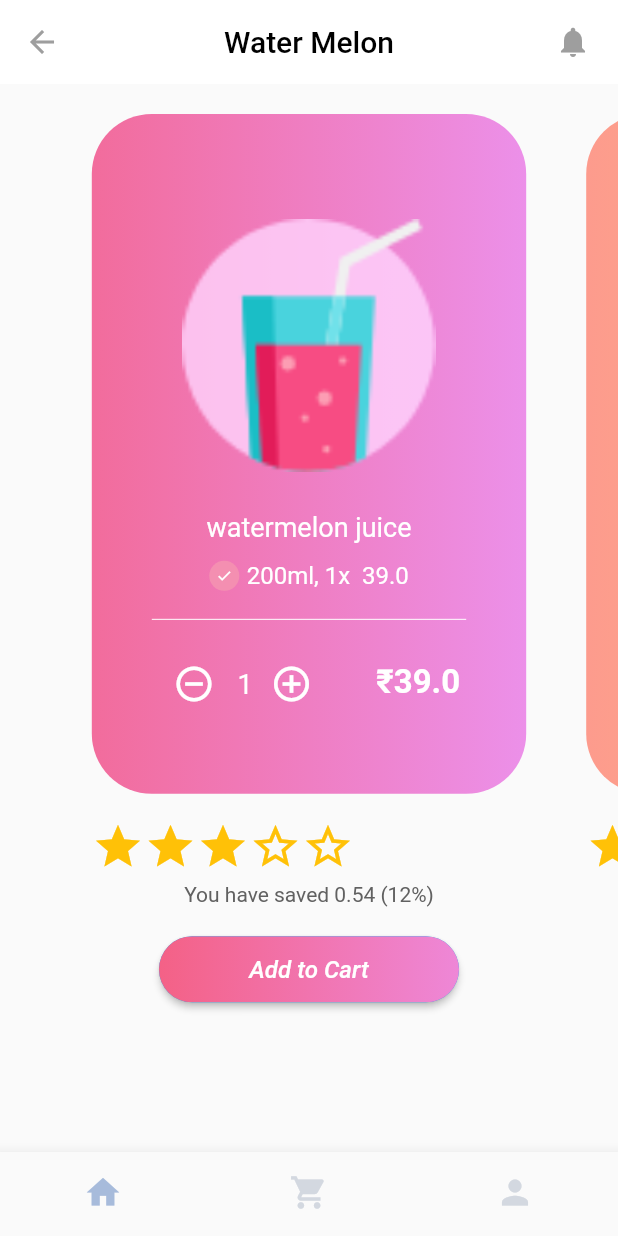
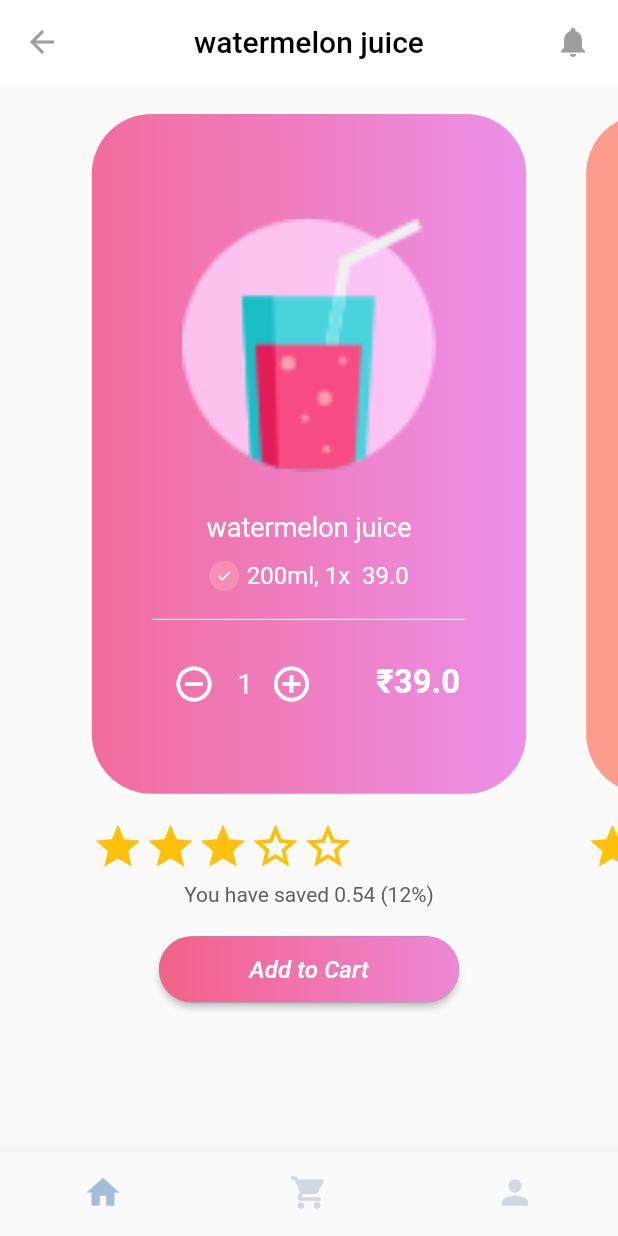
Before and after one commit to irisktaker/restaurant_app, a Flutter app: the HomePage screen opened directly, after a tap on "watermelon juice", on a phone screen of 412 x 824 dp. Run offline on Flutter 3.47's test engine with Material 2 defaults, Android fonts, the phone set to English and light mode, and no system bars; drawn by our look-alikes of getwidget.

Commit message:
restaurant_app

```diff
--- a/lib/models/widgets/build_products_list.dart
+++ b/lib/models/widgets/build_products_list.dart
@@ -3,7 +3,7 @@ import 'package:restaurant/models/home_screen_data/home_screen_data.dart';
 import 'package:restaurant/models/home_screen_data/smoothies_list.dart';
 import 'package:restaurant/screens/products_details_screen.dart';
 
-Column buildProductsList(ProductModel content, BuildContext context) {
+Column buildProductsList(ProductModel content, BuildContext context, int index) {
   return Column(
     children: [
       Row(
--- a/lib/screens/home_slide_screen.dart
+++ b/lib/screens/home_slide_screen.dart
@@ -44,7 +44,7 @@ class HomePage extends StatelessWidget {
               shrinkWrap: true,
               itemCount: smoothiesList.length,
               itemBuilder: (context, index) =>
-                  buildProductsList(smoothiesList[index], context),
+                  buildProductsList(smoothiesList[index], context, index),
             ),
           ],
         ),
--- a/lib/screens/products_details_screen.dart
+++ b/lib/screens/products_details_screen.dart
@@ -3,6 +3,7 @@
 import 'package:flutter/material.dart';
 import 'package:restaurant/models/home_screen_data/home_screen_data.dart';
 import 'package:restaurant/models/home_screen_data/selected_index_screen.dart';
+import 'package:restaurant/screens/my_cart_screen.dart';
 import 'package:restaurant/shared/bottom_nav_bar.dart';
 
 import 'package:getwidget/getwidget.dart';
@@ -12,9 +13,11 @@ class ProductsDetailsScreen extends StatefulWidget {
   ProductModel products;
   List<ProductModel> allProducts;
 
-  ProductsDetailsScreen(
-      {Key? key, required this.products, required this.allProducts})
-      : super(key: key);
+  ProductsDetailsScreen({
+    Key? key,
+    required this.products,
+    required this.allProducts,
+  }) : super(key: key);
 
   @override
   State<ProductsDetailsScreen> createState() => _ProductsDetailsScreenState();
@@ -27,32 +30,7 @@ class _ProductsDetailsScreenState extends State<ProductsDetailsScreen> {
   Widget build(BuildContext context) {
     Size size = MediaQuery.of(context).size;
     return Scaffold(
-      appBar: AppBar(
-        leading: IconButton(
-          icon: const Icon(
-            Icons.arrow_back_outlined,
-            color: Colors.grey,
-          ),
-          onPressed: () => Navigator.pop(context),
-        ),
-        title: const Text(
-          'Water Melon',
-          style: TextStyle(color: Colors.black),
-        ),
-        centerTitle: true,
-        elevation: 0,
-        backgroundColor: Colors.white,
-        actions: [
-          IconButton(
-            onPressed: () {},
-            icon: const Icon(
-              Icons.notifications,
-              color: Colors.grey,
-            ),
-          ),
-          const SizedBox(width: 6),
-        ],
-      ),
+      appBar: productDetailsAppBar(context, selectedIndex),
       body: _buildCarousel(context, selectedIndex, size),
       bottomNavigationBar: bottomNavBar(
         onTap: (index) => setState(() => selectedIndex = index),
@@ -68,6 +46,41 @@ class _ProductsDetailsScreenState extends State<ProductsDetailsScreen> {
       itemBuilder: (BuildContext context, int itemIndex) {
         return _boxCard(context, carouselIndex, itemIndex, size);
       },
+    );
+  }
+
+  AppBar productDetailsAppBar(BuildContext context, int itemIndex) {
+    return AppBar(
+      leading: IconButton(
+        icon: const Icon(
+          Icons.arrow_back_outlined,
+          color: Colors.grey,
+        ),
+        onPressed: () {
+          // widget.allProducts[itemIndex].productCount >= 1
+          //     ? widget.allProducts[itemIndex].productCount = 1
+          //     : widget.allProducts[itemIndex].productCount;
+
+          Navigator.pop(context);
+        },
+      ),
+      title: Text(
+        widget.products.productName,
+        style: const TextStyle(color: Colors.black),
+      ),
+      centerTitle: true,
+      elevation: 0,
+      backgroundColor: Colors.white,
+      actions: [
+        IconButton(
+          onPressed: () {},
+          icon: const Icon(
+            Icons.notifications,
+            color: Colors.grey,
+          ),
+        ),
+        const SizedBox(width: 6),
+      ],
     );
   }
 
@@ -156,10 +169,16 @@ class _ProductsDetailsScreenState extends State<ProductsDetailsScreen> {
                                       onPressed: () {
                                         // widget.allProducts[itemIndex];
 
-                                        setState(() {
-                                          widget.allProducts[itemIndex]
-                                              .productCount--;
-                                        });
+                                        setState(
+                                          () {
+                                            widget.allProducts[itemIndex]
+                                                        .productCount <=
+                                                    0
+                                                ? 0
+                                                : widget.allProducts[itemIndex]
+                                                    .productCount--;
+                                          },
+                                        );
                                       },
                                       icon: const Icon(
                                         Icons.remove_circle_outline,
@@ -251,7 +270,17 @@ class _ProductsDetailsScreenState extends State<ProductsDetailsScreen> {
               alignment: Alignment.center,
               child: buildElevatedButton(
                 width: 200,
-                onPressed: () {},
+                onPressed: () {
+                  Navigator.pushReplacement(
+                    context,
+                    PageRouteBuilder(
+                      pageBuilder: (c, a1, a2) => const MyCart(),
+                      transitionsBuilder: (c, anim, a2, child) =>
+                          FadeTransition(opacity: anim, child: child),
+                      transitionDuration: const Duration(milliseconds: 500),
+                    ),
+                  );
+                },
                 btnText: 'Add to Cart',
                 colors: [
                   const Color(0xFFF46186),
```
Also changed, not shown: lib/screens/my_cart_screen.dart (+19 -2 lines), lib/screens/payment_screen.dart (added, +18 -0 lines), lib/models/home_screen_data/home_screen_data.dart (line endings or trailing spaces).
